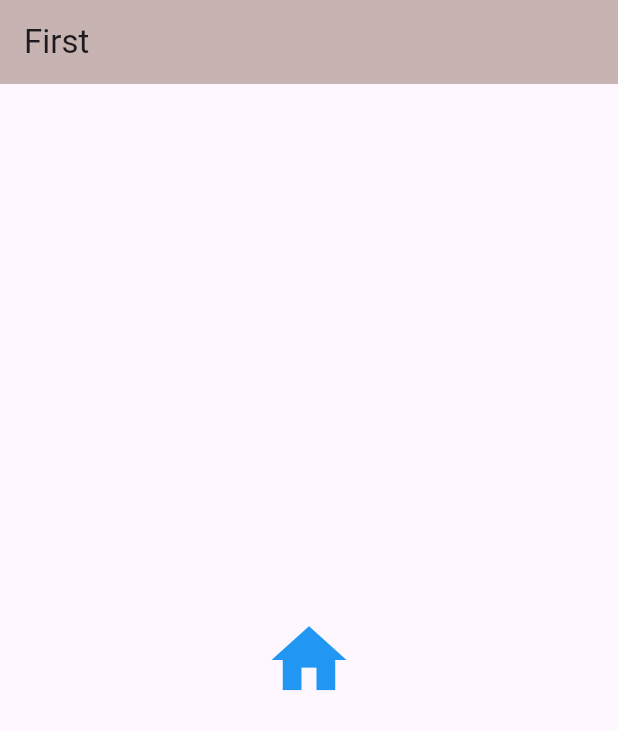
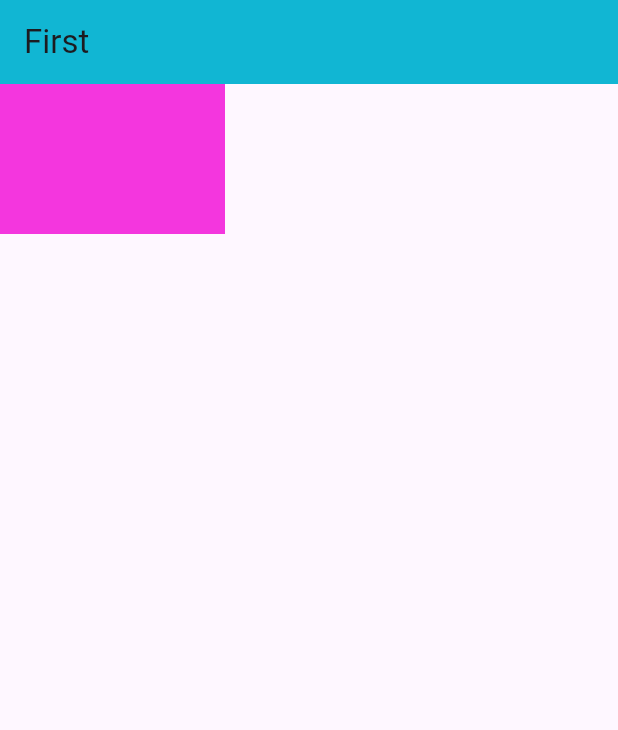
Before and after one commit to hasithamanohara/flutter_B, a Flutter app: the screen it shows after launch, on a phone screen of 412 x 824 dp. Shown: the top 730 px of the screen. Run offline on Flutter 3.47's test engine with Material 3 defaults, Android fonts, the phone set to English and light mode, and no system bars.

Commit message:
_ft_home

```diff
--- a/lib/main.dart
+++ b/lib/main.dart
@@ -14,14 +14,13 @@ class MyApp extends StatelessWidget {
       home: Scaffold(
         appBar: AppBar(
           title: const Text("First"),
-          backgroundColor: const Color.fromARGB(255, 199, 179, 177),
+          backgroundColor: Color.fromARGB(255, 17, 182, 211),
         ),
-        body: const Center(
-          child: Icon(
-            Icons.home,
-            color: Colors.blue,
-            size: 60,
-          ),
+        body: Container(
+          padding: const EdgeInsets.all(20),
+          height: 100,
+          width: 150,
+          color: const Color.fromARGB(255, 244, 54, 222),
         ),
       ),
     );
```
